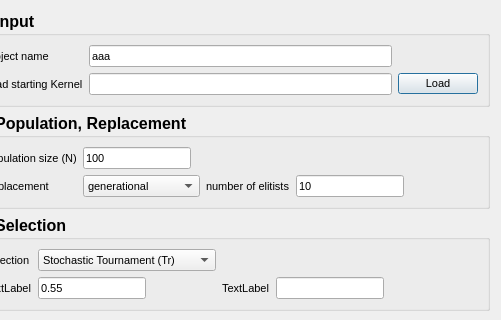
The window that regression.ui (alessioderango/SAKe) describes before a commit, drawn with Qt 5; both pictures show x 563 to 1064 and y 0 to 320 of the 1064 by 941 pixel window.
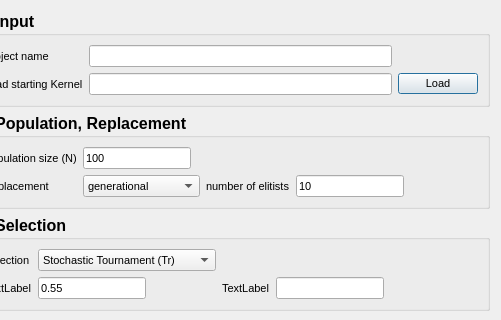
The same window after the commit. Custom widgets are drawn as their Qt base class.

```diff
--- a/regression.ui
+++ b/regression.ui
@@ -92,7 +92,7 @@
                </font>
               </property>
               <property name="text">
-               <string>aaa</string>
+               <string/>
               </property>
              </widget>
             </item>
```
